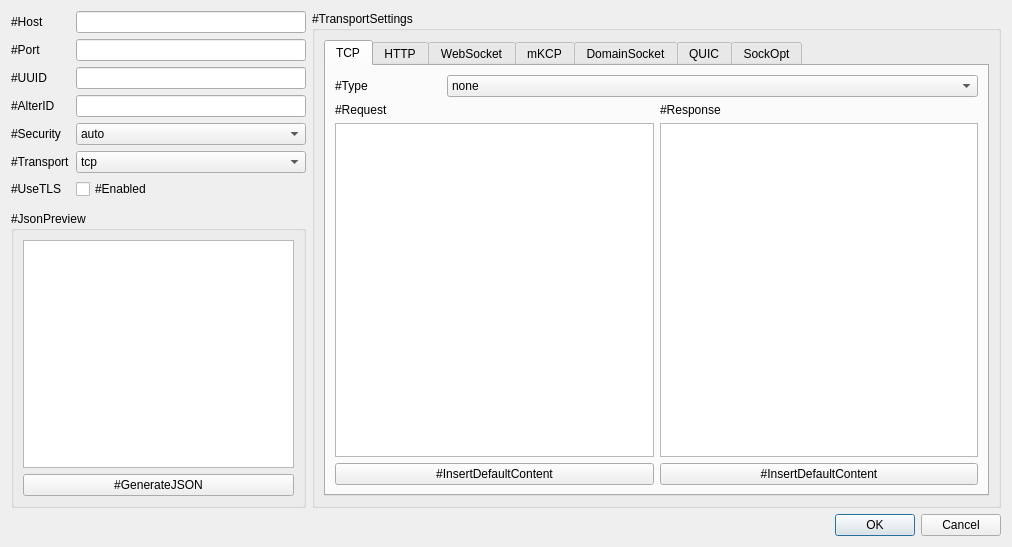
Before: the Qt Designer form src/w_ConnectionEditWindow.ui in darsvador/qvssr, drawn with Qt 5.
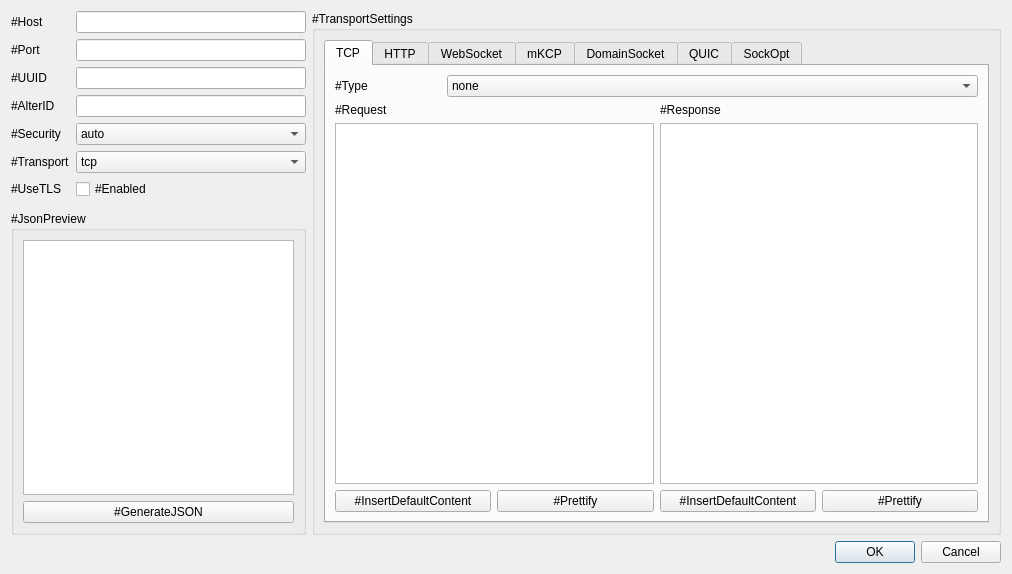
After: the same form once the commit is applied. The open tabs and pages were chosen to show the change.

The edit to the form file:
```diff
--- a/src/w_ConnectionEditWindow.ui
+++ b/src/w_ConnectionEditWindow.ui
@@ -7,7 +7,7 @@
     <x>0</x>
     <y>0</y>
     <width>1012</width>
-    <height>547</height>
+    <height>574</height>
    </rect>
   </property>
   <property name="sizePolicy">
@@ -227,7 +227,7 @@
          </size>
         </property>
         <property name="currentIndex">
-         <number>2</number>
+         <number>0</number>
         </property>
         <property name="usesScrollButtons">
          <bool>true</bool>
@@ -237,7 +237,7 @@
           <string>TCP</string>
          </attribute>
          <layout class="QGridLayout" name="gridLayout">
-          <item row="0" column="0" colspan="2">
+          <item row="0" column="0" colspan="4">
            <layout class="QGridLayout" name="gridLayout_4" columnstretch="1,5">
             <item row="0" column="1">
              <widget class="QComboBox" name="tcpHeaderTypeCB">
@@ -269,14 +269,14 @@
             </property>
            </widget>
           </item>
-          <item row="1" column="1">
+          <item row="1" column="2">
            <widget class="QLabel" name="label_3">
             <property name="text">
              <string>#Response</string>
             </property>
            </widget>
           </item>
-          <item row="2" column="0">
+          <item row="2" column="0" colspan="2">
            <widget class="QPlainTextEdit" name="tcpRequestTxt">
             <property name="lineWrapMode">
              <enum>QPlainTextEdit::NoWrap</enum>
@@ -289,7 +289,7 @@
             </property>
            </widget>
           </item>
-          <item row="2" column="1">
+          <item row="2" column="2" colspan="2">
            <widget class="QPlainTextEdit" name="tcpRespTxt">
             <property name="lineWrapMode">
              <enum>QPlainTextEdit::NoWrap</enum>
@@ -307,12 +307,26 @@
            </widget>
           </item>
           <item row="3" column="1">
+           <widget class="QPushButton" name="tcpRequestPrettifyBtn">
+            <property name="text">
+             <string>#Prettify</string>
+            </property>
+           </widget>
+          </item>
+          <item row="3" column="2">
            <widget class="QPushButton" name="tcpRespDefBtn">
             <property name="text">
              <string>#InsertDefaultContent</string>
             </property>
            </widget>
           </item>
+          <item row="3" column="3">
+           <widget class="QPushButton" name="tcpRespPrettifyBtn">
+            <property name="text">
+             <string>#Prettify</string>
+            </property>
+           </widget>
+          </item>
          </layout>
         </widget>
         <widget class="QWidget" name="httpTab">
```
